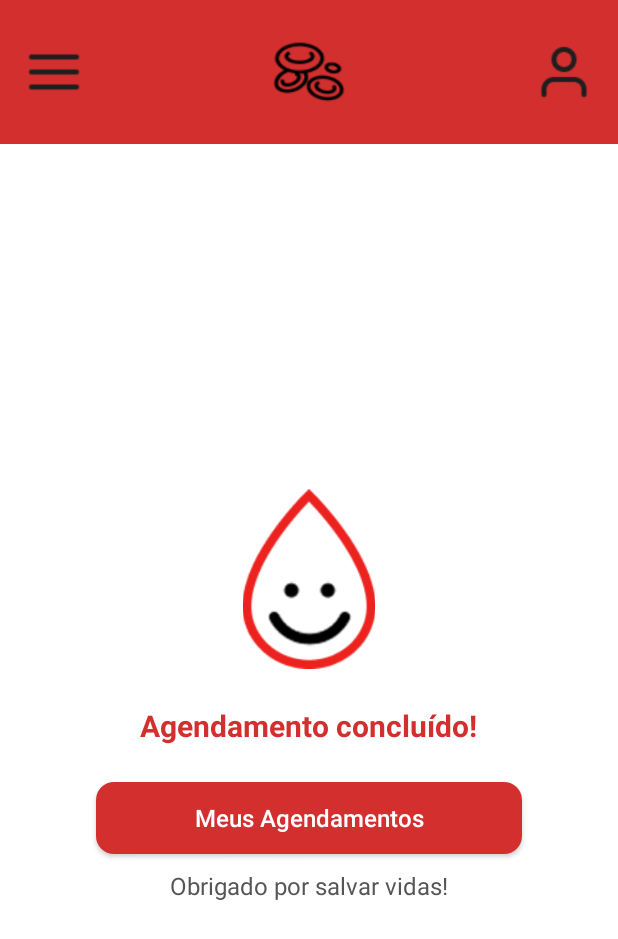
After one commit to dyzinx/app-doacao, an Android app: the AgendamentoConcluidoActivity screen opened directly, with no data from a screen before it, on a phone screen of 412 x 824 dp. The commit adds this screen. Shown: the top 939 px of the screen. Run offline under Robolectric (Android 15) with nearby library versions, the light colour scheme and no system bars.

Commit message:
✨ Tela de agendamento concluído + melhorias visuais

```diff
--- a/app/build.gradle.kts
+++ b/app/build.gradle.kts
@@ -42,6 +42,8 @@ dependencies {
     // OSMdroid
     implementation("org.osmdroid:osmdroid-android:6.1.14")
 
+    implementation ("com.github.bumptech.glide:glide:4.16.0")
+
     // Firebase
     implementation("com.google.firebase:firebase-firestore-ktx:24.10.3")
     implementation("com.google.firebase:firebase-auth:22.3.0")
--- /dev/null
+++ b/app/src/main/java/com/example/teladelogin/AgendamentoConcluidoActivity.kt
@@ -0,0 +1,16 @@
+package com.example.teladelogin
+
+import android.content.Intent
+import android.os.Bundle
+import android.widget.Button
+import androidx.appcompat.app.AppCompatActivity
+
+class AgendamentoConcluidoActivity : AppCompatActivity() {
+
+    override fun onCreate(savedInstanceState: Bundle?) {
+        super.onCreate(savedInstanceState)
+        setContentView(R.layout.activity_agendamento_concluido)
+
+
+        }
+    }
--- /dev/null
+++ b/app/src/main/res/layout/activity_agendamento_concluido.xml
@@ -0,0 +1,97 @@
+<?xml version="1.0" encoding="utf-8"?>
+<LinearLayout xmlns:android="http://schemas.android.com/apk/res/android"
+    android:layout_width="match_parent"
+    android:layout_height="match_parent"
+    android:orientation="vertical"
+    android:gravity="center_horizontal"
+    android:background="@android:color/white">
+
+    <!-- Top bar -->
+    <RelativeLayout
+        android:layout_width="match_parent"
+        android:layout_height="96dp"
+        android:background="#D32F2F"
+        android:paddingStart="16dp"
+        android:paddingEnd="16dp"
+        android:paddingTop="24dp"
+        android:paddingBottom="8dp">
+
+        <ImageView
+            android:id="@+id/btnMenu"
+            android:layout_width="40dp"
+            android:layout_height="40dp"
+            android:src="@drawable/ic_menu"
+            android:layout_alignParentStart="true"
+            android:layout_centerVertical="true"
+            android:contentDescription="Menu" />
+
+        <ImageView
+            android:id="@+id/logoCentral"
+            android:layout_width="60dp"
+            android:layout_height="60dp"
+            android:src="@drawable/icone_de_celulas"
+            android:layout_centerInParent="true"
+            android:contentDescription="Logo App" />
+
+        <ImageView
+            android:id="@+id/btnUsuario"
+            android:layout_width="40dp"
+            android:layout_height="40dp"
+            android:src="@drawable/icone_de_usuario"
+            android:layout_alignParentEnd="true"
+            android:layout_centerVertical="true"
+            android:contentDescription="Perfil" />
+    </RelativeLayout>
+
+    <!-- Conteúdo -->
+    <LinearLayout
+        android:layout_width="match_parent"
+        android:layout_height="0dp"
+        android:layout_weight="1"
+        android:orientation="vertical"
+        android:gravity="center"
+        android:padding="32dp">
+
+        <ImageView
+            android:id="@+id/iconGotaSorrindo"
+            android:layout_width="120dp"
+            android:layout_height="120dp"
+            android:src="@drawable/ic_gota_sorrindo"
+            android:contentDescription="Ícone de gota sorrindo"
+            android:layout_marginTop="32dp"
+            android:layout_marginBottom="24dp" />
+
+        <TextView
+            android:layout_width="wrap_content"
+            android:layout_height="wrap_content"
+            android:text="Agendamento concluído!"
+            android:textSize="20sp"
+            android:textStyle="bold"
+            android:textColor="#D32F2F"
+            android:layout_marginBottom="24dp" />
+
+
+        <Button
+            android:id="@+id/btnMeusAgendamentos"
+            android:layout_width="match_parent"
+            android:layout_height="wrap_content"
+            android:layout_marginHorizontal="32dp"
+            android:text="Meus Agendamentos"
+            android:textColor="@android:color/white"
+            android:textSize="16sp"
+            android:textAllCaps="false"
+            android:background="@drawable/botao_redondo"
+            android:minHeight="48dp"
+            android:paddingHorizontal="24dp" />
+
+        <TextView
+            android:layout_width="wrap_content"
+            android:layout_height="wrap_content"
+            android:text="Obrigado por salvar vidas!"
+            android:textColor="#555"
+            android:textSize="16sp"
+            android:layout_marginBottom="24dp"
+            android:layout_marginTop="10dp" />
+
+    </LinearLayout>
+</LinearLayout>
--- a/app/src/main/res/values/colors.xml
+++ b/app/src/main/res/values/colors.xml
@@ -3,4 +3,5 @@
     <color name="black">#FF000000</color>
     <color name="white">#FFFFFFFF</color>
     <color name="red">#FF0000</color>
+    <color name="gray">#808080</color>
 </resources>
```
Also changed, not shown: app/src/main/AndroidManifest.xml (+10 -2 lines), app/src/main/java/com/example/teladelogin/CalendarioActivity.kt (added, +144 -0 lines), app/src/main/java/com/example/teladelogin/ConfirmarAgendamentoActivity.kt (added, +65 -0 lines), app/src/main/java/com/example/teladelogin/SelecaoHospitalActivity.kt (+15 -0 lines), app/src/main/res/layout/activity_calendario.xml (added, +74 -0 lines), app/src/main/res/layout/activity_confirmar_agendamento.xml (added, +148 -0 lines), app/src/main/res/drawable/ic_gota_sorrindo.png (added), app/src/main/res/drawable/imagem_padrao_hospital.jpeg (added).
